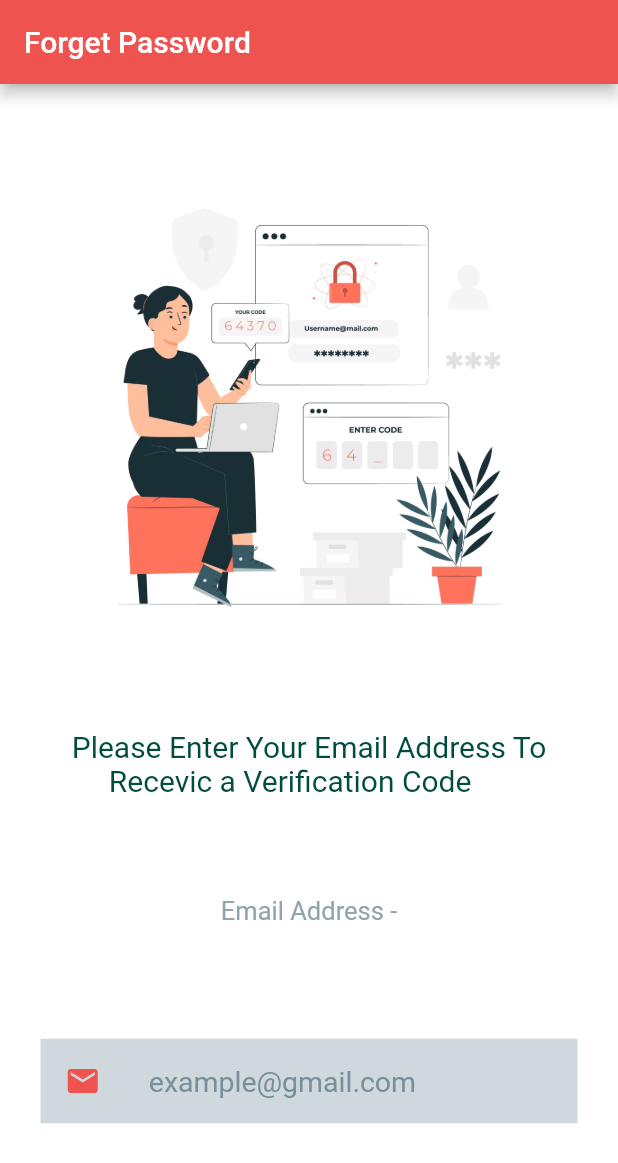
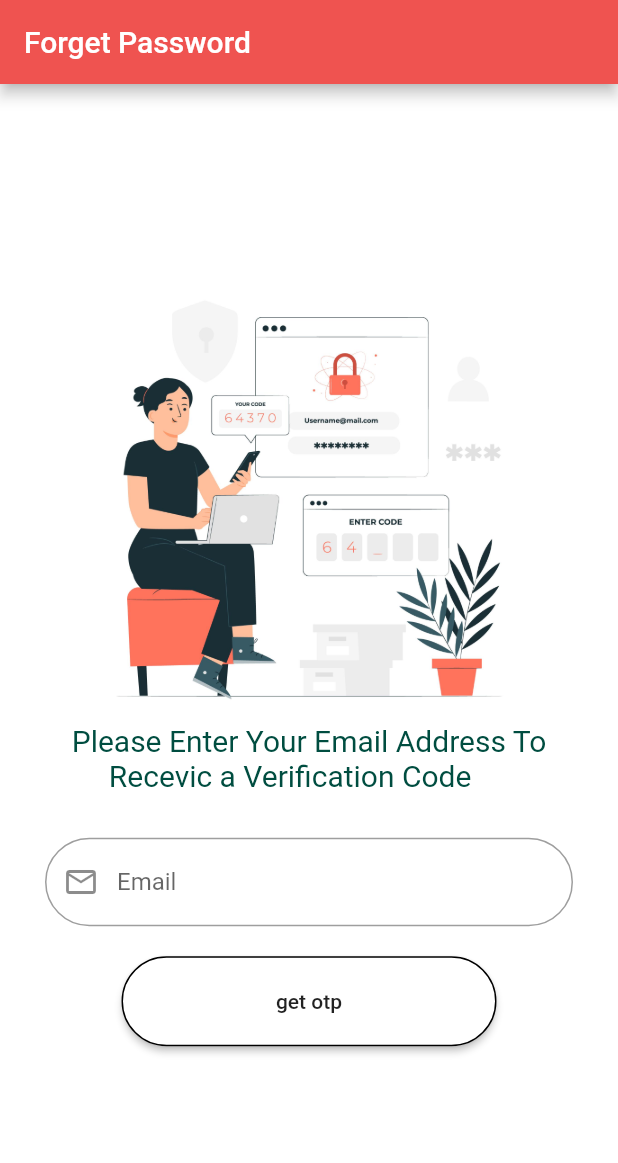
Before and after one commit to ayan-gorain/Cook-Fast, a Flutter app: the screen it shows after launch, on a phone screen of 412 x 824 dp. Shown: the top 1163 px of the screen. Run offline on Flutter 3.47's test engine with Material 2 defaults, Android fonts, the phone set to English and light mode, and no system bars; our stand-ins replace firebase_auth, firebase_core, flutter_screenutil, get, pinput and 1 more; missing offline and left inert: dart:ffi; accounts and stored records are empty; Roboto replaces fonts that are missing (Poppins, Poppins Pro, Source Sans Pro).

Commit message:
forget password page

```diff
--- a/lib/pages/frogetPass.dart
+++ b/lib/pages/frogetPass.dart
@@ -19,6 +19,7 @@ class forgetpass extends StatelessWidget {
       ),
         backgroundColor: Colors.white,
         body: Center(
+          child: SingleChildScrollView(
             child: Column(
               mainAxisAlignment: MainAxisAlignment.spaceEvenly,
               children: [
@@ -32,32 +33,50 @@ class forgetpass extends StatelessWidget {
                     fontSize: 20,
                     fontFamily: 'Poppins Pro'
                 ),),
-              Text('Email Address -',
+                SizedBox(height: 30,),
+                Padding(
+                  padding: const EdgeInsets.only(left: 30,right: 30),
+                  child: TextFormField(
+                    validator: (value){
+                      if(value!.isEmpty){
+                        return "email cannot be empty";
+                      }
+                      return null;
+
+                    },
+                    //onChanged: (value){
+                   //   _email=value.trim();
+                   // },
+                    decoration: InputDecoration(
+                      prefixIcon : Icon(Icons.mail_outline),
+                      border: OutlineInputBorder(borderRadius: BorderRadius.all(Radius.circular(30.0)),
+                        borderSide: BorderSide(color: Colors.blue),),
+                      labelText: 'Email',
+                      hintText: 'Enter Email here',
+                    ),
+                  ),
+                ),
+                SizedBox(height: 20,),
+                MaterialButton(
+                  minWidth:250,
+                  height: 60,
+                  onPressed: ()  {  },
+                  color: Colors.white,
+                  shape: RoundedRectangleBorder(
+                      side: BorderSide(
+                        color: Colors.black,
+                      ),
+                      borderRadius: BorderRadius.circular(50)),
+                  child: Text("get otp",
                       style: TextStyle(
-                    color: Colors.blueGrey[300] ,
-                    fontSize: 17,),),
-              Container(
-                  color: Colors.blueGrey[100],
-                  padding: EdgeInsets.all(0.2),
-                  margin: EdgeInsets.symmetric(vertical: 10, horizontal: 27),
-                  child: ListTile(
-                    leading: Icon(
-                      Icons.mail,
-                      color: Colors.red[400],
+                        fontWeight: FontWeight.w500,
+                      )),
                 ),
-                    title: Text('example@gmail.com',
-                        style: TextStyle(
-                          fontSize: 19,
-                          color: Colors.blueGrey[400],
-                          fontFamily: 'Source Sans Pro',
-                        )
-                    ),
-                  )
-              )
 
 
               ],
             ),
+          ),
         ));
   }
 }
```
Lines whose indentation alone changed are shown as unchanged.
